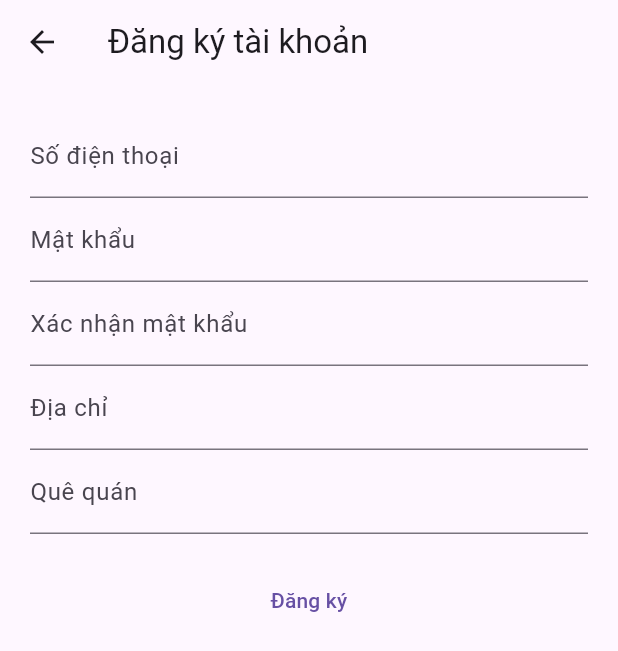
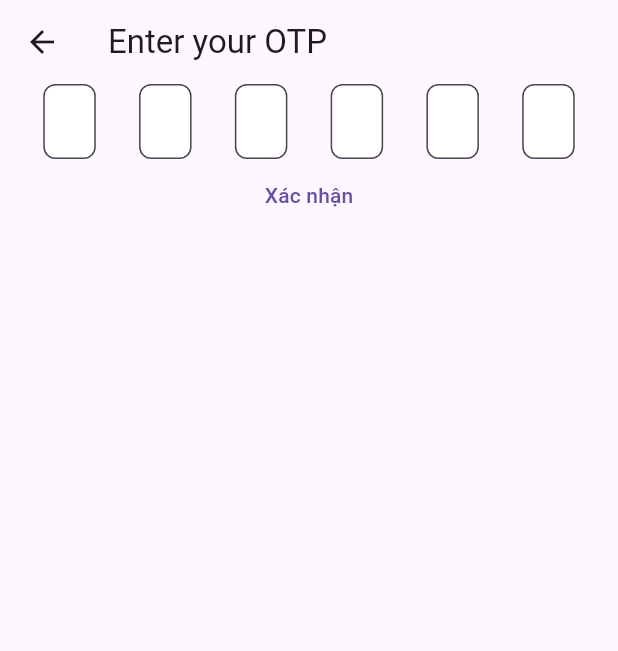
Before and after one commit to pixelgame239/TOIKHOE, a Flutter app: the RegisterScreen screen opened directly, after a tap on "Đăng ký", on a phone screen of 412 x 824 dp. Shown: the top 651 px of the screen. Run offline on Flutter 3.47's test engine with Material 3 defaults, Android fonts, the phone set to English and light mode, and no system bars; our stand-ins replace image_picker; missing offline and left inert: flutter_zalo, mysql1.

Commit message:
20-12/logreg

```diff
--- /dev/null
+++ b/lib/loginScreen/otp_screen.dart
@@ -0,0 +1,76 @@
+import 'package:flutter/material.dart';
+import 'package:toikhoe/MainScreen/home_screen.dart';
+
+class OtpScreen extends StatefulWidget {
+  const OtpScreen({super.key});
+
+  @override
+  State<OtpScreen> createState() => _OtpScreenState();
+}
+
+class _OtpScreenState extends State<OtpScreen> {
+    final List<TextEditingController> _otpControllers =
+      List.generate(6, (index) => TextEditingController());
+    String getOTPString() {
+    return _otpControllers.map((controller) => controller.text).join();
+  }
+  @override
+  Widget build(BuildContext context) {
+    return Scaffold(
+      appBar: AppBar(
+        title: Text('Enter your OTP'),
+      ),
+      body: Column(
+        children: [
+          Row(
+            mainAxisAlignment: MainAxisAlignment.spaceEvenly,
+            children: List.generate(6, (index) {
+              return SizedBox(
+                width: 35,
+                height: 50,
+                child: TextField(
+                  controller: _otpControllers[index],
+                  keyboardType: TextInputType.number,
+                  maxLength: 1,
+                  textAlign: TextAlign.center,
+                  decoration: InputDecoration(
+                    counterText: '',
+                    border: OutlineInputBorder(
+                      borderRadius: BorderRadius.circular(8),
+                      borderSide: const BorderSide(color: Colors.grey),
+                    ),
+                    focusedBorder: OutlineInputBorder(
+                      borderRadius: BorderRadius.circular(8),
+                      borderSide: const BorderSide(color: Colors.blue),
+                    ),
+                    filled: true,
+                    fillColor: Colors.white,
+                  ),
+                  style: const TextStyle(
+                    fontSize: 15,
+                    fontWeight: FontWeight.bold,
+                    color: Colors.black,
+                  ),
+                  onChanged: (value) {
+                    if (value.length == 1 && RegExp(r'^[0-9]$').hasMatch(value)) {
+                      if (index < 5) {
+                        FocusScope.of(context).nextFocus();
+                      }
+                    } else if (value.isEmpty && index > 0) {
+                      FocusScope.of(context).previousFocus();
+                    }
+                  },
+                ),
+              );
+            }),
+          ),
+          TextButton(
+            onPressed: (){
+              Navigator.push(context, MaterialPageRoute(builder: (context)=>HomeScreen()));
+            },
+            child: Text('Xác nhận'))
+        ],
+      ),
+    );
+  }
+}
--- a/lib/loginScreen/register_screen.dart
+++ b/lib/loginScreen/register_screen.dart
@@ -1,4 +1,5 @@
 import 'package:flutter/material.dart';
+import 'package:toikhoe/loginScreen/otp_screen.dart';
 
 class RegisterScreen extends StatefulWidget {
   RegisterScreen({super.key});
@@ -44,7 +45,9 @@ class _RegisterScreenState extends State<RegisterScreen> {
               Padding(padding:
                 EdgeInsets.only(top: 20),
                 child: TextButton(
-                  onPressed: (){},
+                  onPressed: (){
+                    Navigator.push(context, MaterialPageRoute(builder: (context)=>OtpScreen()));
+                  },
                 child: Text('Đăng ký')),
               )
             ],
```
